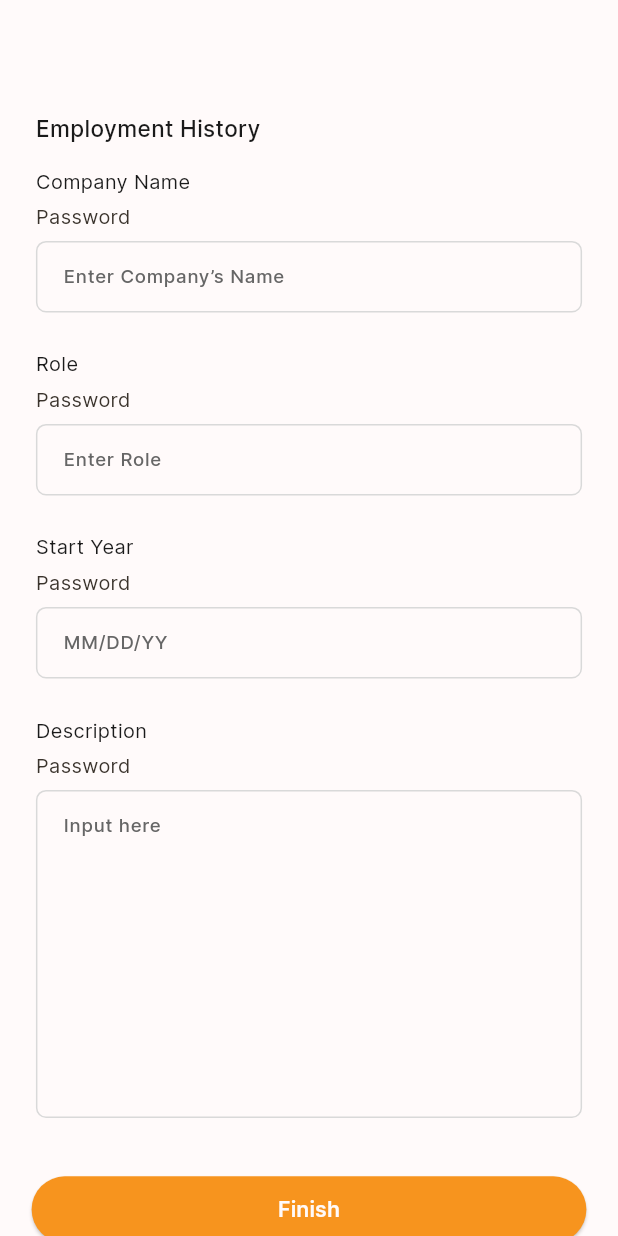
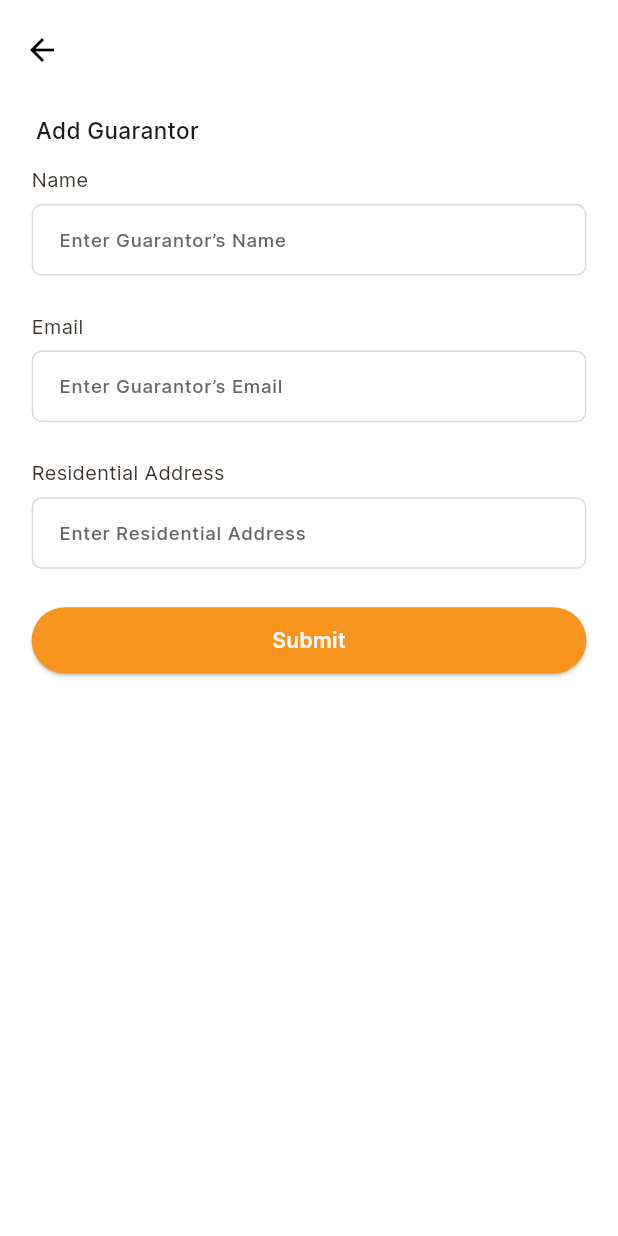
Before and after one commit to AritsanOGA/mobile-app, a Flutter app: the JSCreateAccountPageSixScreen screen opened directly, on a phone screen of 412 x 824 dp. Run offline on Flutter 3.47's test engine with Material 3 defaults, Android fonts, the phone set to English and light mode, and no system bars; our stand-ins replace bloc, cached_network_image, connectivity_plus, dartz, dio, equatable and 17 more; missing offline and left inert: dart:ffi, date_picker_plus, flutterwave_standard; accounts and stored records are empty; network calls fail.

Commit message:
feat: refactor signup screeb

```diff
--- a/lib/core/app_constants/app_api_endpoints.dart
+++ b/lib/core/app_constants/app_api_endpoints.dart
@@ -2,11 +2,11 @@
 class AppApiEndpoint {
   const AppApiEndpoint._();
   static const String scheme = 'http';
-  static const String host = '//35.157.203.193:8030';
+  static const String host = '35.157.203.193:8030';
   static const int receiveTimeout = 50000;
   static const int sendTimeout = 50000;
 
-  static Uri baseUri = Uri(scheme: scheme, host: host, path: '/api/v1');
+  static Uri baseUri = Uri.parse("http://35.157.203.193:8030/api/v1");
 
   static Uri signup = baseUri.replace(path: '/api/v1/employer/signup');
   static Uri login = baseUri.replace(path: '/api/v1/login');
--- a/lib/features/authentication/presentation/blocs/bloc/auth_bloc.dart
+++ b/lib/features/authentication/presentation/blocs/bloc/auth_bloc.dart
@@ -45,7 +45,18 @@ class AuthBloc extends Bloc<AuthEvent, AuthState> {
   final LoginUseCase _loginUseCase;
   final CountryUseCase _countryUseCase;
   final StateUseCase _stateUseCase;
-  final List<String> genders = ['Male', 'Female', 'Other'];
+  final String selectedGender = '--Selected--';
+  final List<String> genders = ['--Selected--', 'Male', 'Female', 'Other'];
+  String selectedJobType = "--Selected--";
+  List<String> dropdownItemJobType = [
+    "--Selected--",
+        "Full Time",
+    "Tempoary",
+    "Contract",
+    "Part Time"
+  ];
+
+  void setGender() {}
   FutureOr<void> _onUpdateSelectedCountry(
       _UpdateSelectedCountry event, Emitter<AuthState> emit) {
     emit(state.copyWith(country: event.value));
--- a/lib/features/authentication/presentation/screens/j_s_create_account_page_six_screen.dart
+++ b/lib/features/authentication/presentation/screens/j_s_create_account_page_six_screen.dart
@@ -1,3 +1,5 @@
+import 'package:artisan_oga/core/app_constants/app_colors.dart';
+import 'package:artisan_oga/shared/widgets/custom_appbar.dart';
 import 'package:flutter/material.dart';
 import 'package:artisan_oga/core/app_export.dart';
 import 'package:artisan_oga/shared/widgets/custom_elevated_button.dart';
@@ -19,6 +21,10 @@ class JSCreateAccountPageSixScreen extends StatelessWidget {
   Widget build(BuildContext context) {
     return SafeArea(
         child: Scaffold(
+            backgroundColor: AppColors.kwhite,
+            appBar: CustomAppBar(
+              title: '',
+            ),
             body: SingleChildScrollView(
                 child: Container(
                     padding:
@@ -26,45 +32,46 @@ class JSCreateAccountPageSixScreen extends StatelessWidget {
                     child: Column(
                         crossAxisAlignment: CrossAxisAlignment.start,
                         children: [
-                          SizedBox(
-                            height: 30,
-                          ),
-                          SizedBox(height: 39.v),
+                          // SizedBox(
+                          //   height: 30,
+                          // ),
+
                           Padding(
                               padding: EdgeInsets.only(left: 3.h),
-                              child: Text("Employment History",
+                              child: Text("Add Guarantor",
                                   style: CustomTextStyles
                                       .titleMediumOnPrimaryMedium)),
-                          SizedBox(height: 18.v),
-                          Padding(
-                              padding: EdgeInsets.only(left: 3.h),
-                              child: Text("Company Name",
-                                  style: theme.textTheme.bodyMedium)),
-                          SizedBox(height: 5.v),
-                          _buildName(context),
+
+                          SizedBox(height: 15.v),
+                          CustomTextFormField(
+                              title: 'Name',
+                              controller: nameController,
+                              hintText: "Enter Guarantor’s Name",
+                              hintStyle: theme.textTheme.titleSmall!),
                           SizedBox(height: 28.v),
-                          Padding(
-                              padding: EdgeInsets.only(left: 3.h),
-                              child: Text("Role",
-                                  style: theme.textTheme.bodyMedium)),
-                          SizedBox(height: 6.v),
-                          _buildEnterRole(context),
+
+                          CustomTextFormField(
+                              title: 'Email',
+                              controller: nameController,
+                              hintText: "Enter Guarantor’s Email",
+                              hintStyle: theme.textTheme.titleSmall!),
+
                           SizedBox(height: 28.v),
-                          Padding(
-                              padding: EdgeInsets.only(left: 3.h),
-                              child: Text("Start Year",
-                                  style: theme.textTheme.bodyMedium)),
-                          SizedBox(height: 6.v),
-                          _buildMmddyy(context),
+
+                          CustomTextFormField(
+                              title: 'Residential Address',
+                              controller: nameController,
+                              hintText: "Enter Residential Address",
+                              hintStyle: theme.textTheme.titleSmall!),
+
                           SizedBox(height: 29.v),
-                          Padding(
-                              padding: EdgeInsets.only(left: 3.h),
-                              child: Text("Description",
-                                  style: theme.textTheme.bodyMedium)),
-                          SizedBox(height: 5.v),
-                          _buildInputHere(context),
-                          SizedBox(height: 44.v),
-                          _buildNext(context),
+                          CustomElevatedButton(
+                            text: "Submit",
+                            onPressed: () {},
+                          )
+                          // _buildInputHere(context),
+                          // SizedBox(height: 44.v),
+                          // _buildNext(context),
                           // Spacer(),
                         ])))));
   }
@@ -74,9 +81,9 @@ class JSCreateAccountPageSixScreen extends StatelessWidget {
     return Padding(
         padding: EdgeInsets.symmetric(horizontal: 3.h),
         child: CustomTextFormField(
-             title:'Password' ,
+            title: 'Password',
             controller: nameController,
-            hintText: "Enter Company’s Name",
+            hintText: "Enter Guarantor’s Name",
             hintStyle: theme.textTheme.titleSmall!));
   }
 
@@ -85,7 +92,7 @@ class JSCreateAccountPageSixScreen extends StatelessWidget {
     return Padding(
         padding: EdgeInsets.symmetric(horizontal: 3.h),
         child: CustomTextFormField(
-             title:'Password' ,
+            title: 'Password',
             controller: enterRoleController,
             hintText: "Enter Role",
             hintStyle: theme.textTheme.titleSmall!));
@@ -96,7 +103,7 @@ class JSCreateAccountPageSixScreen extends StatelessWidget {
     return Padding(
         padding: EdgeInsets.symmetric(horizontal: 3.h),
         child: CustomTextFormField(
-             title:'Password' ,
+            title: 'Password',
             textInputType: TextInputType.number,
             controller: mmddyyController,
             hintText: "MM/DD/YY",
@@ -104,22 +111,24 @@ class JSCreateAccountPageSixScreen extends StatelessWidget {
   }
 
   /// Section Widget
-  Widget _buildInputHere(BuildContext context) {
-    return Padding(
-        padding: EdgeInsets.symmetric(horizontal: 3.h),
-        child: CustomTextFormField(
-             title:'Password' ,
-            controller: inputHereController,
-            hintText: "Input here",
-            hintStyle: theme.textTheme.titleSmall!,
-            textInputAction: TextInputAction.done,
-            maxLines: 10));
-  }
+  // Widget _buildInputHere(BuildContext context) {
+  //   return Padding(
+  //       padding: EdgeInsets.symmetric(horizontal: 3.h),
+  //       child: CustomTextFormFieldß
+  //           title: 'Password',
+  //           controller: inputHereController,
+  //           hintText: "Input here",
+  //           hintStyle: theme.textTheme.titleSmall!,
+  //           textInputAction: TextInputAction.done,
+  //           maxLines: 10));
+  // }
 
   /// Section Widget
   Widget _buildNext(BuildContext context) {
     return CustomElevatedButton(
-        text: "Finish", onPressed: () {  }, );
+      text: "Finish",
+      onPressed: () {},
+    );
   }
 
   /// Navigates back to the previous screen.
--- a/lib/main.dart
+++ b/lib/main.dart
@@ -1,3 +1,4 @@
+import 'package:artisan_oga/di.dart';
 import 'package:artisan_oga/features/authentication/presentation/blocs/bloc/auth_bloc.dart';
 import 'package:flutter/material.dart';
 import 'package:flutter/services.dart';
@@ -11,7 +12,10 @@ var globalMessengerKey = GlobalKey<ScaffoldMessengerState>();
 void main() async {
   WidgetsFlutterBinding.ensureInitialized();
 
-  await Hive.initFlutter();
+  await Future.wait(
+    [init(), Hive.initFlutter()],
+  );
+
   await Hive.openBox("artisan");
   SystemChrome.setPreferredOrientations([
     DeviceOrientation.portraitUp,
--- a/lib/shared/widgets/custom_drop_down.dart
+++ b/lib/shared/widgets/custom_drop_down.dart
@@ -25,6 +25,7 @@ class CustomDropDown extends StatelessWidget {
     this.filled = false,
     this.validator,
     this.onChanged,
+    this.selectedItem
   }) : super(
           key: key,
         );
@@ -44,6 +45,7 @@ class CustomDropDown extends StatelessWidget {
   final List<String>? items;
 
   final String? hintText;
+    final String? selectedItem;
 
   final TextStyle? hintStyle;
 
@@ -80,6 +82,7 @@ class CustomDropDown extends StatelessWidget {
   Widget get dropDownWidget => SizedBox(
         width: width ?? double.maxFinite,
         child: DropdownButtonFormField(
+          value: selectedItem,
           isExpanded: true,
           focusNode: focusNode ?? FocusNode(),
           icon: Padding(
```
Also changed, not shown: lib/di.dart (+12 -2 lines), lib/features/authentication/presentation/screens/j_s_create_account_page_five_screen.dart (+59 -23 lines), lib/features/authentication/presentation/screens/j_s_create_account_page_one_screen.dart (+20 -11 lines), lib/features/authentication/presentation/screens/j_s_create_account_page_two_screen.dart (+33 -23 lines), lib/features/authentication/domain/entities/auth_result_entity.dart (line endings or trailing spaces).
